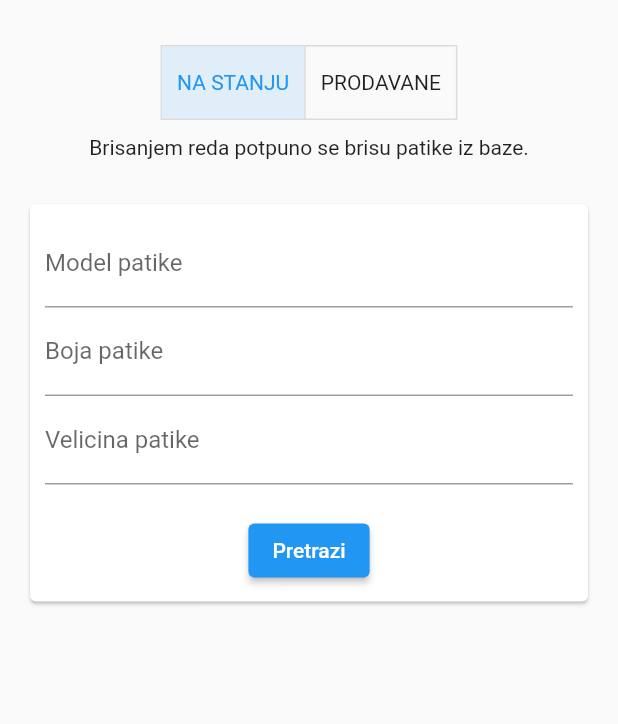
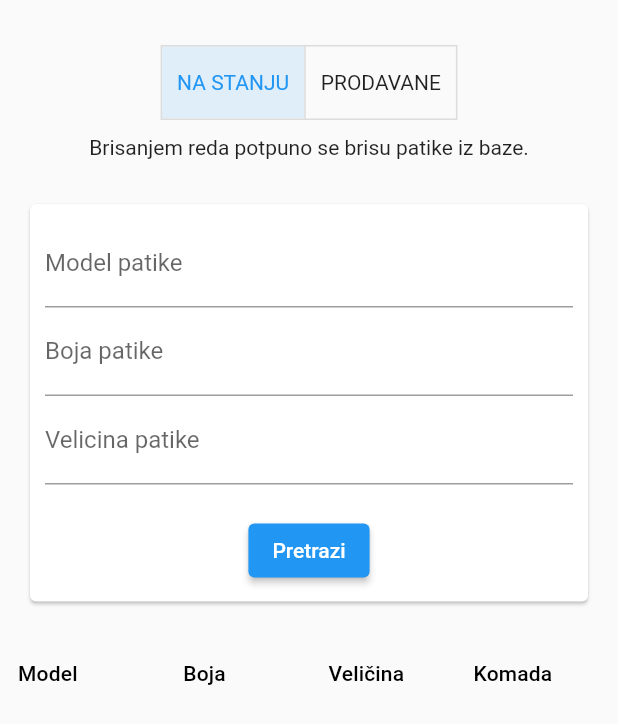
Before and after one commit to stimad/patike-web, a Flutter app: the SnickersRemoval widget shown alone on an empty page, opened directly, on a phone screen of 412 x 824 dp. Shown: the top 724 px of the screen. Run offline on Flutter 3.47's test engine with Material 2 defaults, Android fonts, the phone set to English and light mode, and no system bars; drawn by our look-alikes of data_table_2; our stand-ins replace get; network calls fail.

Commit message:
Fixed Getx

```diff
--- a/snickers/lib/controllers/statistics_controller.dart
+++ b/snickers/lib/controllers/statistics_controller.dart
@@ -172,11 +172,11 @@ class StatisticsController extends GetxController {
       case 0:
         return const SearchSnickers();
       case 1:
+        return AllSnickers();
+      case 2:
         return SoldSnickers();
-      case 2:
+      case 3:
         return UnsoldSnickers();
-      case 3:
-        return AllSnickers();
       case 4:
         return EditStatus();
       default:
--- a/snickers/lib/pages/input/new_snickers.dart
+++ b/snickers/lib/pages/input/new_snickers.dart
@@ -28,7 +28,7 @@ class NewSnickers extends StatelessWidget {
                     onPressed: (int index) {
                       newSnickersController.navigateToInsertSection(index);
                     },
-                    isSelected: newSnickersController.newSnickersTolggle,
+                    isSelected: newSnickersController.newSnickersTolggle.value,
                   )),
               const SizedBox(
                 height: 30,
--- a/snickers/lib/pages/removal/snickers_removal.dart
+++ b/snickers/lib/pages/removal/snickers_removal.dart
@@ -31,14 +31,14 @@ class SnickersRemoval extends StatelessWidget {
               onPressed: (int index) {
                 removalController.navigateToSection(index);
               },
-              isSelected: removalController.selectedRemoval,
+              isSelected: removalController.selectedRemoval.value,
             )),
         Padding(
           padding: const EdgeInsets.all(10),
           child: Obx(() => Text(removalController.getDescritpion())),
         ),
         SearchInputSnickers(),
-        // _getContent(context)
+        _getContent(context)
       ],
     );
   }
@@ -88,8 +88,8 @@ class SnickersRemoval extends StatelessWidget {
         DataCell(Text(snickers.color!)),
         DataCell(Text(snickers.size.toString())),
         DataCell(Text(snickers.count.toString())),
-        DataCell(Obx(
-          () => IconButton(
+        DataCell(
+          IconButton(
             onPressed: () {
               if (removalController.selectedIndex.value == 0) {
                 showActionDialog(
@@ -110,7 +110,7 @@ class SnickersRemoval extends StatelessWidget {
               color: Colors.red,
             ),
           ),
-        )),
+        ),
         DataCell(Text(snickers.id.toString())),
       ]));
     }
--- a/snickers/lib/pages/status/snickers_status.dart
+++ b/snickers/lib/pages/status/snickers_status.dart
@@ -38,13 +38,13 @@ class StatusSnickers extends StatelessWidget {
                 onPressed: (int index) {
                   statisticsController.navigateToSection(index);
                 },
-                isSelected: statisticsController.selectedStatistics,
+                isSelected: statisticsController.selectedStatistics.value,
               )),
           const SizedBox(
             height: 30,
           ),
         ]),
-        statisticsController.getPropperStatistics()
+        Obx(() => statisticsController.getPropperStatistics())
       ],
     );
   }
--- a/snickers/lib/widgets/large_screen.dart
+++ b/snickers/lib/widgets/large_screen.dart
@@ -2,7 +2,7 @@ import 'package:flutter/material.dart';
 import 'package:snickers/helpers/local_navigator.dart';
 
 class LargeScreen extends StatelessWidget {
-  const LargeScreen({ Key? key }) : super(key: key);
+  const LargeScreen({Key? key}) : super(key: key);
 
   @override
   Widget build(BuildContext context) {
--- a/snickers/lib/widgets/small_screen.dart
+++ b/snickers/lib/widgets/small_screen.dart
@@ -2,7 +2,7 @@ import 'package:flutter/material.dart';
 import 'package:snickers/helpers/local_navigator.dart';
 
 class SmallScreen extends StatelessWidget {
-  const SmallScreen({ Key? key }) : super(key: key);
+  const SmallScreen({Key? key}) : super(key: key);
 
   @override
   Widget build(BuildContext context) {
```
